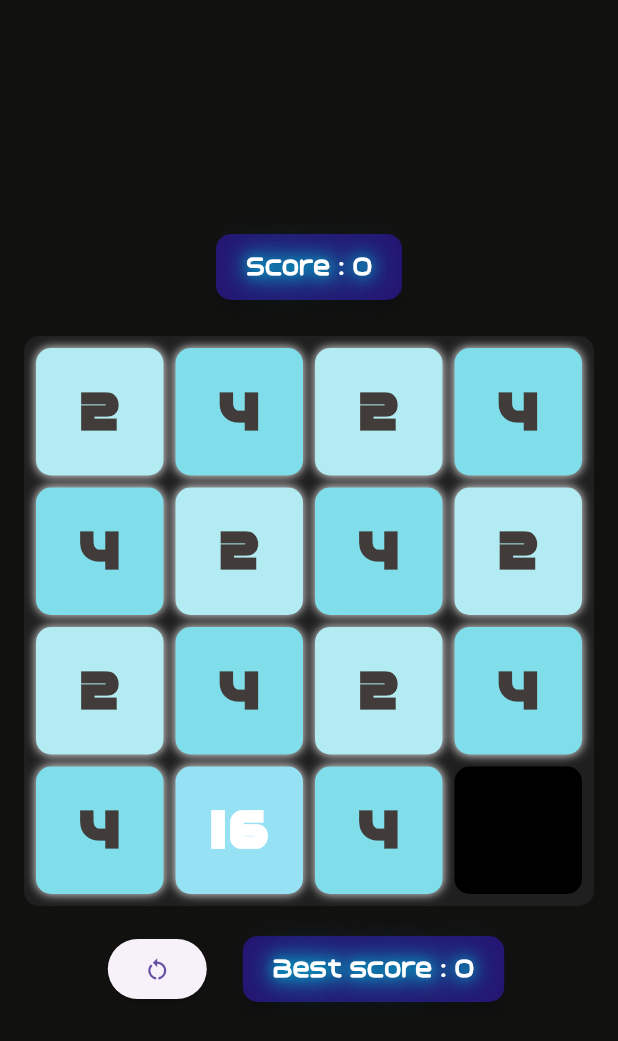
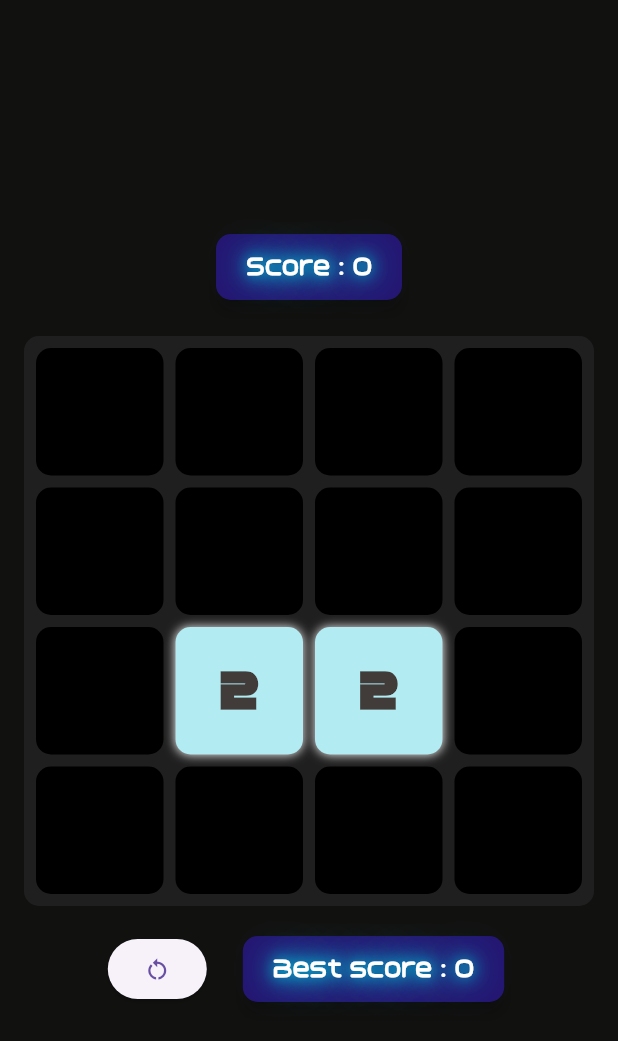
Before and after one commit to louisoliv/twenty-forty-eight, a Flutter app: the TwentyFortyEight screen opened directly, after a tap on the "restart alt" icon, on a phone screen of 412 x 824 dp. Shown: the top 1041 px of the screen. Run offline on Flutter 3.47's test engine with Material 3 defaults, Android fonts, the phone set to English and light mode, and no system bars; our stand-ins replace shared_preferences; accounts and stored records are empty.

Commit message:
Now tiles are randomly generated

```diff
--- a/lib/game.dart
+++ b/lib/game.dart
@@ -1,5 +1,6 @@
 import 'package:flutter/material.dart';
 import 'package:shared_preferences/shared_preferences.dart';
+import 'dart:math';
 
 const Color lightBrown = Color.fromARGB(255, 205, 193, 180);
 const Color darkBrown = Color.fromARGB(255, 187, 173, 160);
@@ -204,6 +205,8 @@ class TwentyFortyEightState extends State<TwentyFortyEight>
     setState(() {
       print("IN INIT GRID MF");
       score = 0;
+      final random = Random();
+
       grid = List.generate(4, (y) => List.generate(4, (x) => Tile(x, y, 0)));
 
       // grid[1][2].val = 4;
@@ -212,22 +215,36 @@ class TwentyFortyEightState extends State<TwentyFortyEight>
       // grid[0][0].val = 16;
 
       // Grid example to trigger faster the alert dialog widget
-      grid[0][0].val = 2;
-      grid[0][1].val = 4;
-      grid[0][2].val = 2;
-      grid[0][3].val = 4;
-      grid[1][0].val = 4;
-      grid[1][1].val = 2;
-      grid[1][2].val = 4;
-      grid[1][3].val = 2;
-      grid[2][0].val = 2;
-      grid[2][1].val = 4;
-      grid[2][2].val = 2;
-      grid[2][3].val = 4;
-      grid[3][0].val = 4;
-      grid[3][1].val = 16;
-      grid[3][2].val = 4;
-      // grid[3][3].val = 2;
+      // grid[0][0].val = 2;
+      // grid[0][1].val = 4;
+      // grid[0][2].val = 2;
+      // grid[0][3].val = 4;
+      // grid[1][0].val = 4;
+      // grid[1][1].val = 2;
+      // grid[1][2].val = 4;
+      // grid[1][3].val = 2;
+      // grid[2][0].val = 2;
+      // grid[2][1].val = 4;
+      // grid[2][2].val = 2;
+      // grid[2][3].val = 4;
+      // grid[3][0].val = 4;
+      // grid[3][1].val = 16;
+      // grid[3][2].val = 4;
+
+      int tilesCount = 2 + random.nextInt(2);
+
+      for (int i = 0; i < tilesCount; i++) {
+        // Find empty position
+        int x, y;
+        do {
+          x = random.nextInt(4);
+          y = random.nextInt(4);
+        } while (grid[y][x].val != 0);
+
+        // Placer 2 (90%) ou 4 (10%)
+        // Place 2 (90%) or 4 (10%)
+        grid[y][x].val = random.nextDouble() < 0.9 ? 2 : 4;
+      }
 
       flattenedGrid.forEach((element) => element.resetAnimation());
       _isInitialized = true;
```
